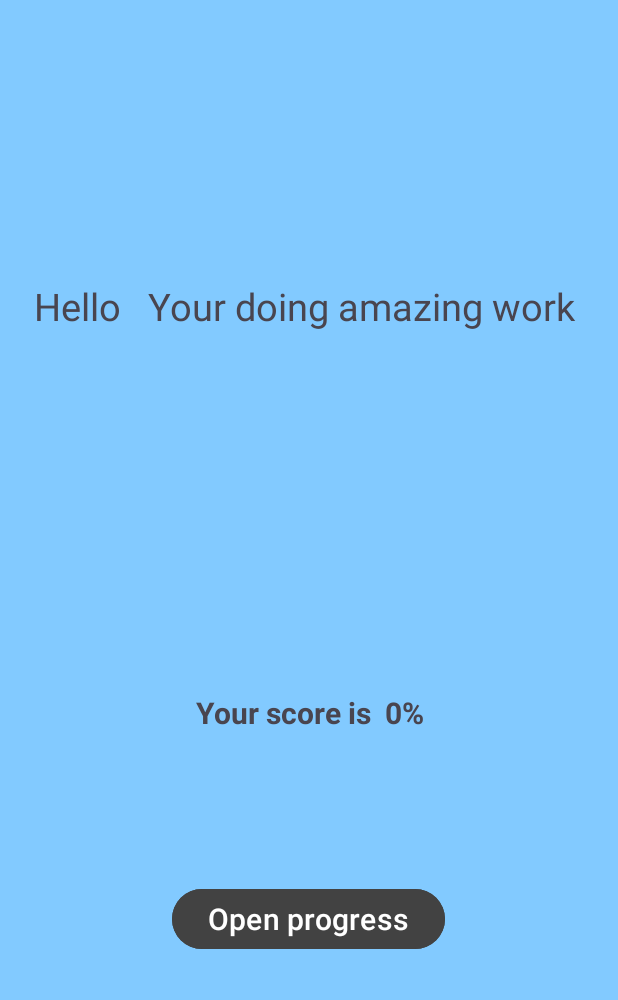
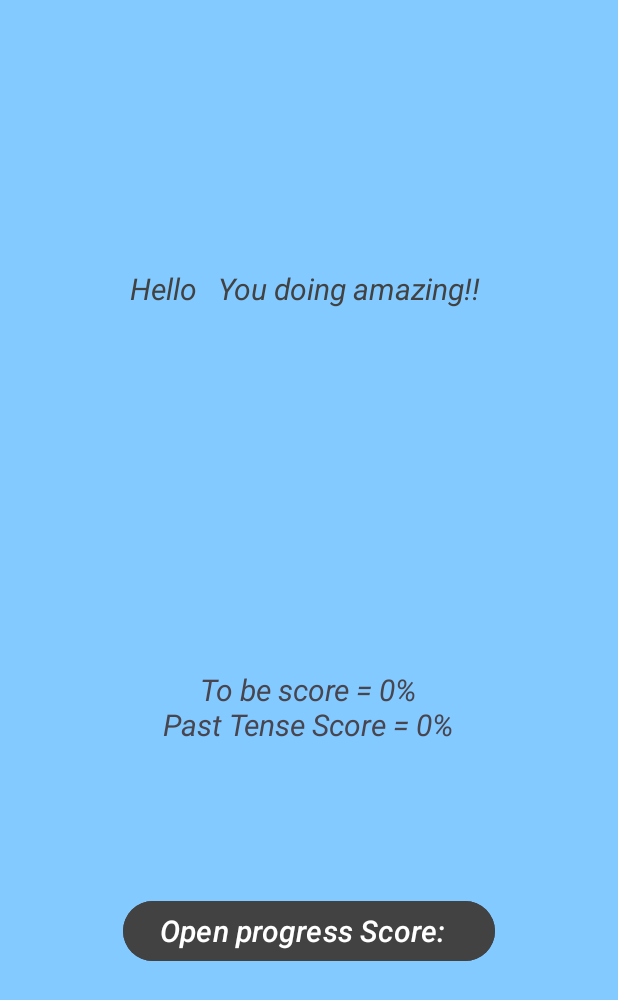
Before and after one commit to BenManeno/EnglishLearning, an Android app: the scoreActivity screen opened directly, with no data from a screen before it, on a phone screen of 412 x 824 dp. Shown: the top 1000 px of the screen. Run offline under Robolectric (Android 15) with nearby library versions, the phone set to English and light mode, and no system bars.

```diff
--- a/app/src/main/java/org/pattersonclippers/englishlearning/CategoriesActivity.java
+++ b/app/src/main/java/org/pattersonclippers/englishlearning/CategoriesActivity.java
@@ -48,7 +48,7 @@ public class CategoriesActivity extends AppCompatActivity {
         myPreferences=getSharedPreferences(fileName,MODE_PRIVATE);
 
         name= myPreferences.getString(Name_Key,"");
-        greetingUser = "Hello  " + name +" Welcome to English Learning App ";
+        greetingUser = "Hey  " + name +" Welcome ! ";
         greetingTV.setText(greetingUser);
 
 
--- a/app/src/main/java/org/pattersonclippers/englishlearning/ScoreObject.java
+++ b/app/src/main/java/org/pattersonclippers/englishlearning/ScoreObject.java
@@ -1,48 +1,45 @@
 package org.pattersonclippers.englishlearning;
 
-import java.util.ArrayList;
 
 public class ScoreObject {
 
-    private int score;
+//    private int score;
 
-    private ArrayList<String>wrongAnswers;
-    //private String wrongAnswer;
-    private String feedback;
+    private int tobeScore;
+    private int pastTenseScore;
+
+//    private ArrayList<String>wrongAnswers;
+//    //private String wrongAnswer;
+//    private String feedback;
 
     public ScoreObject(){
-        score=0;
-        feedback="";
-       wrongAnswers=new ArrayList<String>();
+//        score=0;
+        tobeScore=0;
+        pastTenseScore=0;
     }
 
-    public ScoreObject(int score,  ArrayList<String>wrongAnswers, String feedback) {
-        this.score = score;
-       this.wrongAnswers=wrongAnswers;
-        this.feedback = feedback;
+    public ScoreObject(int tobeScore, int pastTenseScore) {
+//        this.score = score;
+       this.tobeScore=tobeScore;
+       this.pastTenseScore=pastTenseScore;
     }
 
-    public ArrayList<String> getWrongAnswer() {
-        return wrongAnswers;
+
+//    public int getScore() {
+//        return score;
+//    }
+
+    public int getTobeScore() {
+        return tobeScore;
     }
 
-    public int getScore() {
-        return score;
+    public int getPastTenseScore() {
+        return pastTenseScore;
     }
 
-    public String getFeedback() {
-        return feedback;
-    }
-
-    public void setFeedback(String feedback) {
-        this.feedback = feedback;
-    }
-
-    public void setScore(int score) {
-        this.score = score;
-    }
-
-    public void setWrongAnswer(ArrayList<String> wrongAnswer) {
-        this.wrongAnswers= wrongAnswer;
+    @Override
+    public String toString() {
+        return "To be score = " + tobeScore + "%"+
+                "\nPast Tense Score = " + pastTenseScore +"%";
     }
 }
--- a/app/src/main/java/org/pattersonclippers/englishlearning/progressActivity.java
+++ b/app/src/main/java/org/pattersonclippers/englishlearning/progressActivity.java
@@ -57,10 +57,12 @@ public class progressActivity extends AppCompatActivity {
 
 
         simplePastProgressBar.setProgress(pastTenseScore);
-        simplePastPercentTV.setText(pastTenseScore);
+
+        simplePastPercentTV.setText(pastTenseScore+"%");
+
         //
         toBeProgress.setProgress(tobeScore);
-        tobePercentTV.setText(tobeScore);
+        tobePercentTV.setText(tobeScore+"%");
 
 
         //tobePercentTV.setText(score);
--- a/app/src/main/java/org/pattersonclippers/englishlearning/scoreActivity.java
+++ b/app/src/main/java/org/pattersonclippers/englishlearning/scoreActivity.java
@@ -22,9 +22,16 @@ public class scoreActivity extends AppCompatActivity {
     private final String SCORE = "Score";
     private final String TOBE_SCORE_KEY = "tobeScore";
     private final String PAST_TENSE_SCORE_KEY = "pastTenseScore";
+    private final String TEST_SCORE_KEY="testScore";
     LinearLayout backgroundColors;
     String greetingUser;
     String name;
+    int testScore;
+    int tobeScore;
+    int pastTenseScore;
+    ScoreObject scoreObject;
+
+
 
 
 
@@ -38,15 +45,24 @@ public class scoreActivity extends AppCompatActivity {
         greetingTV=(TextView) findViewById(R.id.greetingTV) ;
 
 
+
+
+
         myPreferences=getSharedPreferences(fileName,MODE_PRIVATE);
 
-        score =myPreferences.getInt(SCORE,0);
+
+
+
+
+
         //score for to be and past tense
-        score=myPreferences.getInt(TOBE_SCORE_KEY,0);
-        score=myPreferences.getInt(PAST_TENSE_SCORE_KEY,0);
+        tobeScore=myPreferences.getInt(TOBE_SCORE_KEY,0);
+        pastTenseScore=myPreferences.getInt(PAST_TENSE_SCORE_KEY,0);
+
+        scoreObject = new ScoreObject(tobeScore,pastTenseScore);
 
         name= myPreferences.getString(Name_Key,"");
-        greetingUser = "Hello  " + name +" Your doing amazing work ";
+        greetingUser = "Hello  " + name +" You doing amazing!! ";
         greetingTV.setText(greetingUser);
 
 
@@ -69,6 +85,11 @@ public class scoreActivity extends AppCompatActivity {
             backgroundColors.setBackgroundColor(getResources().getColor(R.color.white));
         }
 
+//
+//        Intent myIntent = getIntent();
+//        tobeScore= myIntent.getStringExtra(TOBE_SCORE_KEY);
+//
+//
 
 
 
@@ -77,13 +98,17 @@ public class scoreActivity extends AppCompatActivity {
         openTB.setOnClickListener(new View.OnClickListener() {
             @Override
             public void onClick(View v) {
+
+
                 Intent myIntent = new Intent(scoreActivity.this,progressActivity.class);
                 startActivity(myIntent);
             }
         });
 
+        scoreTV.setText(scoreObject.toString());
 
-        scoreTV.setText("Your score is  "+score +"%");
+
+       // scoreTV.setText("Your score is  "+score +"%");
 
 
     }
--- a/app/src/main/res/layout/activity_categories.xml
+++ b/app/src/main/res/layout/activity_categories.xml
@@ -18,8 +18,8 @@
         android:layout_width="wrap_content"
         android:layout_height="wrap_content"
         android:textSize="19dp"
-        android:textStyle="bold"
-        android:layout_marginTop="-100dp"
+        android:textStyle="italic"
+
 
         />
     <Space
--- a/app/src/main/res/layout/activity_progress.xml
+++ b/app/src/main/res/layout/activity_progress.xml
@@ -15,7 +15,13 @@
             android:layout_width="match_parent"
             android:layout_height="wrap_content"
             android:orientation="vertical"
+
             android:gravity="top"/>
+
+        <TextView
+            android:layout_width="wrap_content"
+            android:layout_height="wrap_content"
+                android:text="YOUR PROGRESS : "/>
 
         <Space
             android:layout_width="wrap_content"
--- a/app/src/main/res/layout/activity_score.xml
+++ b/app/src/main/res/layout/activity_score.xml
@@ -13,8 +13,10 @@
     <TextView
         android:layout_width="wrap_content"
         android:layout_height="wrap_content"
-        android:textSize="25dp"
+        android:textStyle="italic"
+        android:textSize="20dp"
         android:text="Hello"
+        android:textColor="@color/cardview_dark_background"
         android:id="@+id/greetingTV"/>
     <Space
         android:layout_width="200dp"
@@ -29,7 +31,7 @@
         android:layout_height="wrap_content"
         android:gravity="center"
         android:textAlignment="center"
-        android:textStyle="bold"
+        android:textStyle="italic"
         android:textSize="20dp" />
     <Space
         android:layout_width="match_parent"
@@ -42,9 +44,10 @@
         android:layout_width="wrap_content"
         android:layout_height="wrap_content"
         android:textSize="20dp"
+        android:textStyle="italic"
         android:id="@+id/openTB"
         android:backgroundTint="@color/cardview_dark_background"
-        android:text="Open progress"/>
+        android:text="Open progress Score:  "/>
 
 
 
--- a/app/src/main/res/layout/activity_test.xml
+++ b/app/src/main/res/layout/activity_test.xml
@@ -39,8 +39,8 @@
         android:layout_width="wrap_content"
         android:layout_height="wrap_content"
         android:id="@+id/testQuestionText"
-        android:textStyle="bold"
-        android:textSize="17dp"
+        android:textStyle="italic"
+        android:textSize="18dp"
         android:text="They _____ the movie last night."
        />
     <Space
```
Also changed, not shown: app/src/main/java/org/pattersonclippers/englishlearning/multScoreObject.java (added, +57 -0 lines), app/src/main/java/org/pattersonclippers/englishlearning/practiceActivity.java (+40 -8 lines), app/src/main/java/org/pattersonclippers/englishlearning/testActivity.java (+15 -3 lines), app/src/main/res/layout/activity_practice.xml (+8 -6 lines).
